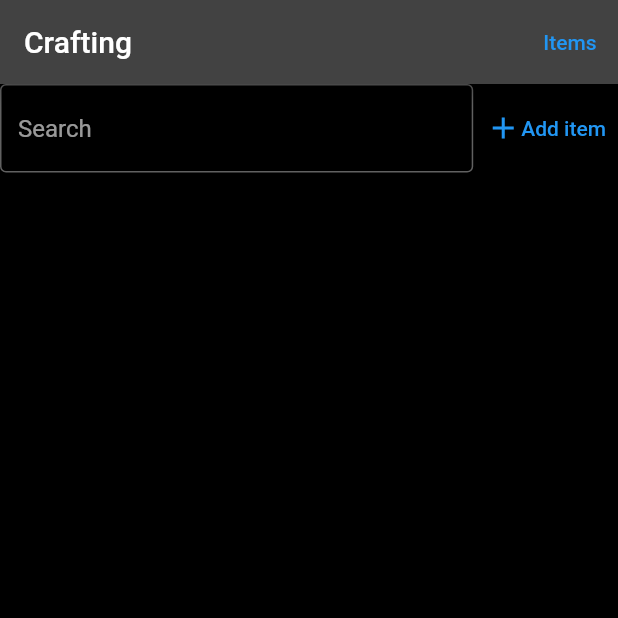
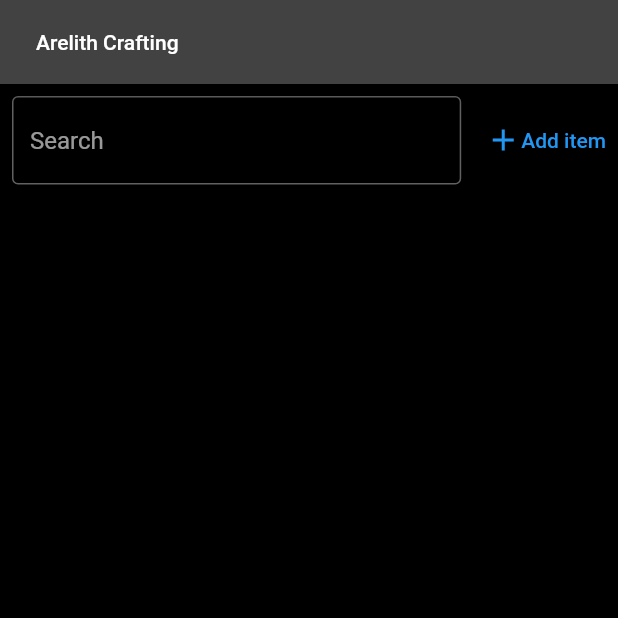
Before and after one commit to dkinvoker1/arelith_crafting, a Flutter app: the screen it shows after launch, on a phone screen of 412 x 824 dp, the top half of it. Run offline on Flutter 3.47's test engine with Material 2 defaults, Android fonts, the phone set to English and light mode, and no system bars; our stand-ins replace auto_route, bloc, cloud_firestore, file_picker, firebase_core, firebase_storage and 4 more; accounts and stored records are empty.

Commit message:
Wyszukiwarka refactor

```diff
--- a/lib/bloc/item_list/item_list_bloc.dart
+++ b/lib/bloc/item_list/item_list_bloc.dart
@@ -16,15 +16,9 @@ part 'item_list_bloc.freezed.dart';
 class ItemListBloc extends Bloc<ItemListEvent, ItemListState> {
   ItemListBloc() : super(_ItemListState()) {
     on<_Initialse>((event, emit) {
-      var _itemsQuery = DatabaseService().getItemsNameQuery("");
+      var itemsStream = DatabaseService().getItems();
 
-      var newState = state.copyWith(itemsQuery: _itemsQuery);
-      emit.call(newState);
-    });
-
-    on<_Search>((event, emit) {
-      var _itemsQuery = DatabaseService().getItemsNameQuery(event.searhPhrase);
-      var newState = state.copyWith(itemsQuery: _itemsQuery);
+      var newState = state.copyWith(itemsStream: itemsStream);
       emit.call(newState);
     });
   }
--- a/lib/bloc/item_list/item_list_event.dart
+++ b/lib/bloc/item_list/item_list_event.dart
@@ -3,5 +3,4 @@ part of 'item_list_bloc.dart';
 @freezed
 class ItemListEvent with _$ItemListEvent {
   const factory ItemListEvent.initialse() = _Initialse;
-  const factory ItemListEvent.search(String searhPhrase) = _Search;
 }
--- a/lib/bloc/item_list/item_list_state.dart
+++ b/lib/bloc/item_list/item_list_state.dart
@@ -5,10 +5,6 @@ class ItemListState with _$ItemListState {
   const ItemListState._();
 
   const factory ItemListState({
-    @Default(null) Query<Item>? itemsQuery,
+    @Default(null) Stream<QuerySnapshot<Item>>? itemsStream,
   }) = _ItemListState;
-
-  Stream<QuerySnapshot<Item>>? get itemsStream {
-    return itemsQuery?.snapshots();
-  }
 }
--- a/lib/pages/item_list.dart
+++ b/lib/pages/item_list.dart
@@ -12,8 +12,15 @@ import '../models/item.dart';
 import '../routes/router.gr.dart';
 import '../widgets/item_card.dart';
 
-class ItemListPage extends StatelessWidget {
+class ItemListPage extends StatefulWidget {
   const ItemListPage({Key? key}) : super(key: key);
+
+  @override
+  State<ItemListPage> createState() => _ItemListPageState();
+}
+
+class _ItemListPageState extends State<ItemListPage> {
+  String searchText = '';
 
   @override
   Widget build(BuildContext context) {
@@ -28,15 +35,18 @@ class ItemListPage extends StatelessWidget {
               mainAxisAlignment: MainAxisAlignment.end,
               children: [
                 Flexible(
+                  child: Padding(
+                    padding: const EdgeInsets.all(8.0),
                     child: TextField(
                       onChanged: (text) {
-                      context
-                          .read<ItemListBloc>()
-                          .add(ItemListEvent.search(text));
+                        setState(() {
+                          searchText = text;
+                        });
                       },
                       decoration: InputDecoration(
                         border: OutlineInputBorder(),
                         hintText: 'Search',
+                      ),
                     ),
                   ),
                 ),
@@ -58,13 +68,18 @@ class ItemListPage extends StatelessWidget {
                     return Text('snapshot.data == null');
                   }
 
-                  return snapshot.connectionState == ConnectionState.waiting
-                      ? Text(snapshot.connectionState.name)
-                      : ListView.builder(
-                          itemCount: snapshot.data!.docs.length,
+                  var itemsWhere = snapshot.data!.docs
+                      .where((element) => element
+                          .data()
+                          .name
+                          .toLowerCase()
+                          .contains(searchText))
+                      .toList();
+
+                  return ListView.builder(
+                    itemCount: itemsWhere.length,
                     itemBuilder: (BuildContext context, int index) {
-                            return ItemCard(
-                                item: snapshot.data!.docs[index].data());
+                      return ItemCard(item: itemsWhere[index].data());
                     },
                   );
                 },
--- a/lib/routes/menu_wrapper.dart
+++ b/lib/routes/menu_wrapper.dart
@@ -11,20 +11,17 @@ class MenuWrapper extends StatelessWidget {
   @override
   Widget build(BuildContext context) {
     return Scaffold(
-      appBar: AppBar(title: Text("Crafting"), actions: [
-        TextButton(
-          onPressed: () async {
+      appBar: AppBar(
+        title: TextButton(
+          onPressed: () {
             context.router.push(ItemListRoute());
           },
-          child: Text('Items'),
+          style: TextButton.styleFrom(
+            primary: Colors.white,
+          ),
+          child: Text('Arelith Crafting'),
         ),
-        // TextButton(
-        //   onPressed: () async {
-        //     context.router.push(RecipeRoute());
-        //   },
-        //   child: Text('Recipe'),
-        // ),
-      ]),
+      ),
       body: const AutoRouter(),
     );
   }
--- a/lib/services/database_service.dart
+++ b/lib/services/database_service.dart
@@ -53,29 +53,19 @@ class DatabaseService {
     }
   }
 
-  Query<Item> getItemsNameQuery(String search) {
-    Query<Item> query;
-    if (search.isEmpty) {
-      query = FirebaseFirestore.instance
-          .collection('items')
-          .withConverter<Item>(
-            fromFirestore: (snapshot, _) => Item.fromDocumentSnapshot(snapshot),
-            toFirestore: (result, _) => result.toJson(),
-          );
-    } else {
-      query = FirebaseFirestore.instance
-          .collection('items')
-          .where('name', isEqualTo: search)
-          .withConverter<Item>(
-            fromFirestore: (snapshot, _) => Item.fromDocumentSnapshot(snapshot),
-            toFirestore: (result, _) => result.toJson(),
-          );
-    }
+  Stream<QuerySnapshot<Item>> getItems() {
+    Stream<QuerySnapshot<Item>> query = FirebaseFirestore.instance
+        .collection('items')
+        .withConverter<Item>(
+          fromFirestore: (snapshot, _) => Item.fromDocumentSnapshot(snapshot),
+          toFirestore: (result, _) => result.toJson(),
+        )
+        .snapshots();
 
     return query;
   }
 
-  Future<DocumentSnapshot<Item>> getItemById(String itemPath)  async {
+  Future<DocumentSnapshot<Item>> getItemById(String itemPath) async {
     var item = await FirebaseFirestore.instance
         .doc(itemPath)
         .withConverter<Item>(
--- a/lib/services/recipe_lines_painter.dart
+++ b/lib/services/recipe_lines_painter.dart
@@ -23,13 +23,13 @@ class RecipeLinesPainter extends CustomPainter {
       ..strokeCap = StrokeCap.round;
 
     canvas.translate(-boxOffset.dx, -boxOffset.dy);
-    // canvas.clipRect(Offset.zero & size);
 
     var halfY = (parentOffset.dy + childOffset.dy) / 2;
 
     canvas.drawLine(parentOffset, Offset(parentOffset.dx, halfY), paint);
 
-    canvas.drawLine(Offset(parentOffset.dx, halfY), Offset(childOffset.dx, halfY), paint);
+    canvas.drawLine(
+        Offset(parentOffset.dx, halfY), Offset(childOffset.dx, halfY), paint);
 
     canvas.drawLine(childOffset, Offset(childOffset.dx, halfY), paint);
   }
```
Also changed, not shown: lib/bloc/item_list/item_list_bloc.freezed.dart. Lines whose indentation alone changed are shown as unchanged.
